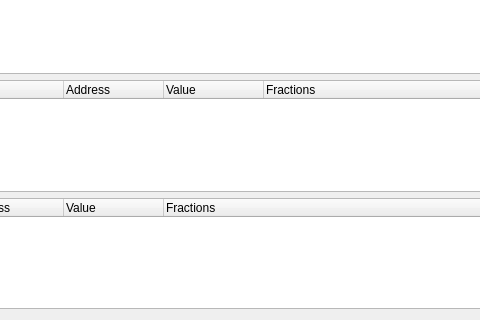
The window that src/qt/forms/infopage.ui (bitbaymarket/bitbay-core) describes before a commit, drawn with Qt 5; both pictures show x 148 to 628 and y 103 to 423 of the 720 by 423 pixel window.
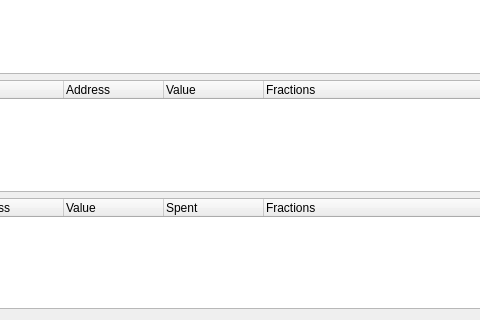
The same window after the commit. The open tabs and pages were chosen to show the change.

```diff
--- a/src/qt/forms/infopage.ui
+++ b/src/qt/forms/infopage.ui
@@ -217,6 +217,11 @@
            <string>Value</string>
           </property>
          </column>
+         <column>
+          <property name="text">
+           <string>Spent</string>
+          </property>
+         </column>
          <column>
           <property name="text">
            <string>Fractions</string>
```
